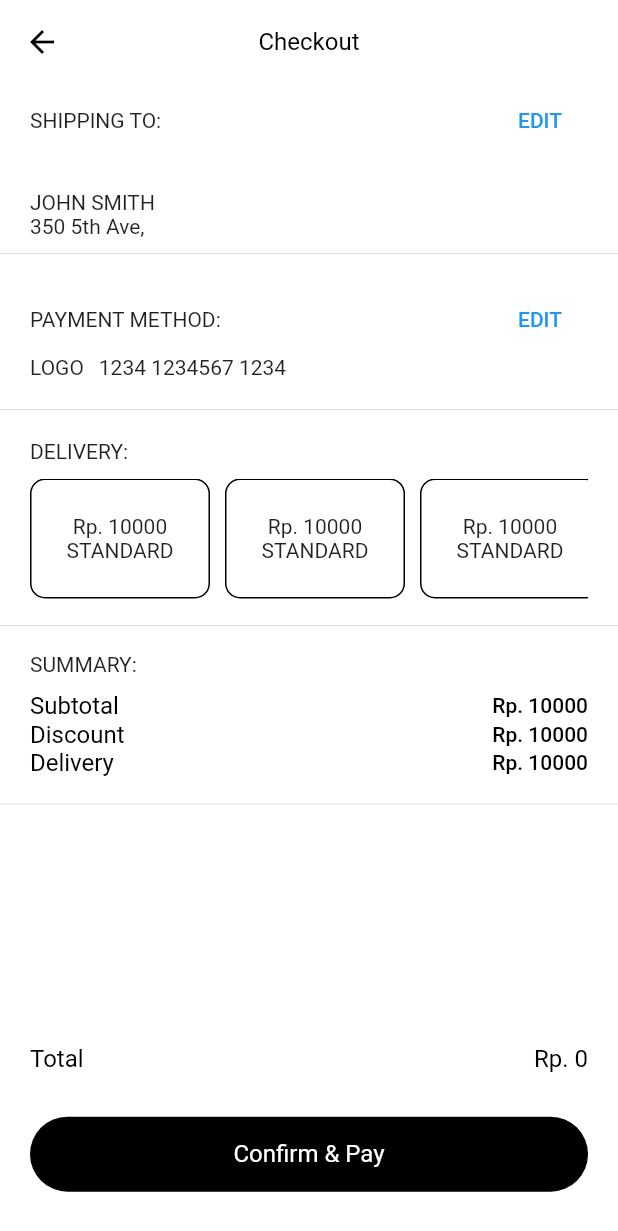
After one commit to nahdian-dev/Sneak-Shoes-App, a Flutter app: the Checkout screen opened by its route, on a phone screen of 412 x 824 dp. The commit adds this screen. Shown: the top 1231 px of the screen. Run offline on Flutter 3.47's test engine with Material 2 defaults, Android fonts, the phone set to English and light mode, and no system bars; our stand-ins replace awesome_snackbar_content, carousel_slider, page_transition; Roboto replaces fonts that are missing (Averta).

Commit message:
chechkout ui

```diff
--- /dev/null
+++ b/lib/models/card_payment.dart
@@ -0,0 +1,9 @@
+class CardPayment {
+  final int id;
+  final String name;
+  final String logo;
+  final int number;
+  final String color;
+
+  CardPayment(this.id, this.name, this.logo, this.number, this.color);
+}
--- a/lib/presentation/routes/routes_generator.dart
+++ b/lib/presentation/routes/routes_generator.dart
@@ -1,6 +1,7 @@
 import 'package:flutter/material.dart';
 import 'package:page_transition/page_transition.dart';
 import 'package:sneak_shoes_app/presentation/views/cart/cart.dart';
+import 'package:sneak_shoes_app/presentation/views/checkout/checkout.dart';
 import 'package:sneak_shoes_app/presentation/views/product_detail/product_detail.dart';
 
 import '../views/favorite/favorite.dart';
@@ -35,6 +36,12 @@ class RouteGenerator {
           type: PageTransitionType.rightToLeftPop,
           childCurrent: Cart(),
         );
+      case Routes.checkout:
+        return PageTransition(
+          child: Checkout(),
+          type: PageTransitionType.rightToLeftPop,
+          childCurrent: Checkout(),
+        );
       default:
         return unDefinedRoute();
     }
--- a/lib/presentation/routes/routes_manager.dart
+++ b/lib/presentation/routes/routes_manager.dart
@@ -3,4 +3,5 @@ class Routes {
   static const String productDetailRoute = "/product-detail";
   static const String favorite = "/favorite";
   static const String cart = "/cart";
+  static const String checkout = "/checkout";
 }
--- a/lib/presentation/views/cart/cart.dart
+++ b/lib/presentation/views/cart/cart.dart
@@ -1,6 +1,7 @@
 import 'package:flutter/material.dart';
 import 'package:provider/provider.dart';
 import 'package:sneak_shoes_app/presentation/resources/colors_manager.dart';
+import 'package:sneak_shoes_app/presentation/routes/routes_manager.dart';
 import 'package:sneak_shoes_app/presentation/widgets/base_appbar.dart';
 import 'package:sneak_shoes_app/providers/carts.dart';
 import 'package:sneak_shoes_app/providers/products.dart';
@@ -178,6 +179,7 @@ class Cart extends StatelessWidget {
                               ),
                               Row(
                                 children: [
+                                  // DELETE PRODUCT
                                   ElevatedButton(
                                     onPressed: () {
                                       showDialog(
@@ -220,6 +222,8 @@ class Cart extends StatelessWidget {
                                     ),
                                   ),
                                   SizedBox(width: 10),
+
+                                  // ADD QUANTITY
                                   ElevatedButton(
                                     onPressed: () {
                                       _cartList.addQuantity(
@@ -268,7 +272,10 @@ class Cart extends StatelessWidget {
                                 ],
                               ),
                               SizedBox(height: 10),
-                              Container(
+                              GestureDetector(
+                                onTap: () => Navigator.of(context)
+                                    .pushNamed(Routes.checkout),
+                                child: Container(
                                   margin: EdgeInsets.only(bottom: 20),
                                   height: 50,
                                   decoration: BoxDecoration(
@@ -285,6 +292,7 @@ class Cart extends StatelessWidget {
                                     ),
                                   ),
                                 ),
+                              ),
                             ],
                           ),
                         ),
--- /dev/null
+++ b/lib/presentation/views/checkout/checkout.dart
@@ -0,0 +1,244 @@
+import 'package:flutter/material.dart';
+import 'package:provider/provider.dart';
+import 'package:sneak_shoes_app/presentation/resources/colors_manager.dart';
+import 'package:sneak_shoes_app/providers/carts.dart';
+
+class Checkout extends StatelessWidget {
+  @override
+  Widget build(BuildContext context) {
+    Carts _cartList = Provider.of<Carts>(context);
+
+    return Scaffold(
+        appBar: AppBar(
+          centerTitle: true,
+          elevation: 0,
+          leading: BackButton(color: ColorManager.dark),
+          title: Text(
+            'Checkout',
+            style: Theme.of(context).textTheme.bodyText1,
+          ),
+        ),
+        body: Column(
+          children: [
+            // SHIPPING
+            Container(
+              margin: EdgeInsets.symmetric(horizontal: 20),
+              height: MediaQuery.of(context).size.height / 8,
+              child: Column(
+                crossAxisAlignment: CrossAxisAlignment.start,
+                mainAxisAlignment: MainAxisAlignment.spaceBetween,
+                children: [
+                  Row(
+                    crossAxisAlignment: CrossAxisAlignment.center,
+                    mainAxisAlignment: MainAxisAlignment.spaceBetween,
+                    children: [
+                      Text('SHIPPING TO: '),
+                      TextButton(
+                        onPressed: () => null,
+                        child: Text('EDIT'),
+                      ),
+                    ],
+                  ),
+                  Column(
+                    crossAxisAlignment: CrossAxisAlignment.start,
+                    children: [
+                      Text('JOHN SMITH'),
+                      Text('350 5th Ave,'),
+                    ],
+                  ),
+                ],
+              ),
+            ),
+            Divider(height: 20),
+
+            // PAYMENT
+            Container(
+              margin: EdgeInsets.symmetric(horizontal: 20, vertical: 10),
+              child: Column(
+                crossAxisAlignment: CrossAxisAlignment.start,
+                children: [
+                  Row(
+                    mainAxisAlignment: MainAxisAlignment.spaceBetween,
+                    children: [
+                      Text('PAYMENT METHOD: '),
+                      TextButton(
+                        onPressed: () => null,
+                        child: Text('EDIT'),
+                      ),
+                    ],
+                  ),
+                  Row(
+                    crossAxisAlignment: CrossAxisAlignment.center,
+                    mainAxisAlignment: MainAxisAlignment.spaceBetween,
+                    children: [
+                      // NUMBER
+                      Row(
+                        children: [
+                          Text('LOGO'),
+                          SizedBox(width: 10),
+                          Text('1234 1234567 1234'),
+                        ],
+                      ),
+                    ],
+                  ),
+                ],
+              ),
+            ),
+            Divider(height: 20),
+
+            // DELIVERY
+            Container(
+              margin: EdgeInsets.symmetric(horizontal: 20, vertical: 10),
+              child: Column(
+                crossAxisAlignment: CrossAxisAlignment.start,
+                children: [
+                  Container(
+                    margin: EdgeInsets.only(bottom: 10),
+                    child: Text('DELIVERY: '),
+                  ),
+                  SizedBox(
+                    height: 80,
+                    child: ListView.builder(
+                      scrollDirection: Axis.horizontal,
+                      itemCount: 5,
+                      itemBuilder: (context, index) {
+                        return Container(
+                          margin: EdgeInsets.only(right: 10),
+                          width: 120,
+                          decoration: BoxDecoration(
+                            border: Border.all(color: ColorManager.dark),
+                            borderRadius: BorderRadius.circular(10),
+                            color: ColorManager.primary,
+                          ),
+                          child: Center(
+                            child: Column(
+                              mainAxisAlignment: MainAxisAlignment.center,
+                              children: [
+                                Text('Rp. 10000'),
+                                Text('STANDARD'),
+                              ],
+                            ),
+                          ),
+                        );
+                      },
+                    ),
+                  ),
+                ],
+              ),
+            ),
+            Divider(),
+
+            // SUMMARY
+            Container(
+              margin: EdgeInsets.symmetric(horizontal: 20, vertical: 10),
+              child: Column(
+                crossAxisAlignment: CrossAxisAlignment.start,
+                children: [
+                  Container(
+                    margin: EdgeInsets.only(bottom: 10),
+                    child: Text('SUMMARY: '),
+                  ),
+                  Column(
+                    children: [
+                      Row(
+                        mainAxisAlignment: MainAxisAlignment.spaceBetween,
+                        children: [
+                          Text('Subtotal',
+                              style: Theme.of(context).textTheme.bodyText1),
+                          Text(
+                            'Rp. 10000',
+                            style: Theme.of(context)
+                                .textTheme
+                                .subtitle1
+                                .apply(color: ColorManager.dark),
+                          ),
+                        ],
+                      ),
+                      Row(
+                        mainAxisAlignment: MainAxisAlignment.spaceBetween,
+                        children: [
+                          Text('Discount',
+                              style: Theme.of(context).textTheme.bodyText1),
+                          Text(
+                            'Rp. 10000',
+                            style: Theme.of(context)
+                                .textTheme
+                                .subtitle1
+                                .apply(color: ColorManager.dark),
+                          ),
+                        ],
+                      ),
+                      Row(
+                        mainAxisAlignment: MainAxisAlignment.spaceBetween,
+                        children: [
+                          Text('Delivery',
+                              style: Theme.of(context).textTheme.bodyText1),
+                          Text(
+                            'Rp. 10000',
+                            style: Theme.of(context)
+                                .textTheme
+                                .subtitle1
+                                .apply(color: ColorManager.dark),
+                          ),
+                        ],
+                      ),
+                    ],
+                  ),
+                ],
+              ),
+            ),
+            Divider(),
+          ],
+        ),
+        bottomNavigationBar: Container(
+          height: MediaQuery.of(context).size.height / 6,
+          child: LayoutBuilder(
+            builder: (p0, constraint) {
+              return Container(
+                margin: EdgeInsets.symmetric(horizontal: 20),
+                height: constraint.maxHeight / 1.5,
+                child: Column(
+                  mainAxisAlignment: MainAxisAlignment.spaceEvenly,
+                  children: [
+                    Row(
+                      mainAxisAlignment: MainAxisAlignment.spaceBetween,
+                      children: [
+                        Text(
+                          'Total',
+                          style: Theme.of(context).textTheme.bodyText1,
+                        ),
+                        Text(
+                          '\Rp. ${_cartList.countPrice().toStringAsFixed(0)}',
+                          style: Theme.of(context).textTheme.bodyText1,
+                        ),
+                      ],
+                    ),
+                    SizedBox(height: 10),
+                    GestureDetector(
+                      onTap: () => null,
+                      child: Container(
+                        margin: EdgeInsets.only(bottom: 20),
+                        height: 50,
+                        decoration: BoxDecoration(
+                          borderRadius: BorderRadius.circular(30),
+                          color: ColorManager.dark,
+                        ),
+                        child: Center(
+                          child: Text(
+                            "Confirm & Pay",
+                            style: Theme.of(context)
+                                .textTheme
+                                .bodyText1
+                                .apply(color: ColorManager.primary),
+                          ),
+                        ),
+                      ),
+                    ),
+                  ],
+                ),
+              );
+            },
+          ),
+        ));
+  }
+}
```
Lines whose indentation alone changed are shown as unchanged.
